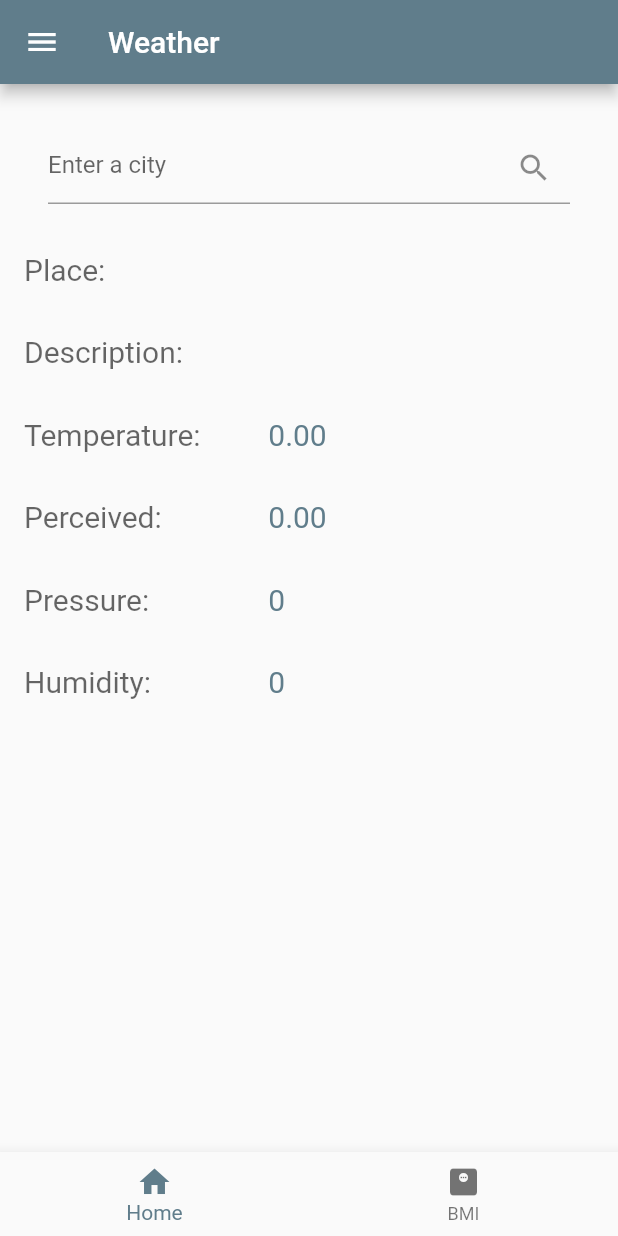
After one commit to guilhermejcgois/pluralsight_flutter2-getting-started, a Flutter app: the WeatherScreen screen opened directly, on a phone screen of 412 x 824 dp. The commit adds this screen. Run offline on Flutter 3.47's test engine with Material 2 defaults, Android fonts, the phone set to English and light mode, and no system bars.

Commit message:
feat: adds weather feature with external data from openweather

```diff
--- /dev/null
+++ b/lib/data/http_helper.dart
@@ -0,0 +1,21 @@
+import 'package:globo_fitness/data/weather.dart';
+import 'package:http/http.dart' as http;
+import 'dart:convert';
+
+class HttpHelper {
+  // https://api.openweathermap.org/data/2.5/weather?q=London&appid=904af2b8a02663467552bc392441584e
+  final String authority = 'api.openweathermap.org';
+  final String path = 'data/2.5/weather';
+  final String apiKey = '';
+
+  Future<Weather> getWeather(String location) async {
+    Map<String, dynamic> parameters = {'q': location, 'appId': apiKey};
+    Uri uri = Uri.https(authority, path, parameters);
+    http.Response result = await http.get(uri);
+
+    Map<String, dynamic> data = json.decode(result.body);
+    Weather weather = Weather.fromJson(data);
+
+    return weather;
+  }
+}
--- /dev/null
+++ b/lib/data/weather.dart
@@ -0,0 +1,21 @@
+class Weather {
+  String name = '';
+  String description = '';
+  double temperature = 0;
+  double perceived = 0;
+  int pressure = 0;
+  int humidity = 0;
+
+  Weather(this.name, this.description, this.temperature, this.perceived,
+      this.pressure, this.humidity);
+
+  Weather.fromJson(Map<String, dynamic> weatherMap) {
+    name = weatherMap['name'];
+    // Kelvin to Celsius
+    temperature = (weatherMap['main']['temp'] - 273.15) ?? 0;
+    perceived = (weatherMap['main']['feels_like'] - 273.15) ?? 0;
+    pressure = weatherMap['main']['pressure'] ?? 0;
+    humidity = weatherMap['main']['humidity'] ?? 0;
+    description = weatherMap['weather'][0]['main'] ?? '';
+  }
+}
--- /dev/null
+++ b/lib/screens/weather_screen.dart
@@ -0,0 +1,84 @@
+import 'package:flutter/material.dart';
+import 'package:globo_fitness/data/weather.dart';
+import 'package:globo_fitness/shared/menu_bottom.dart';
+import 'package:globo_fitness/shared/menu_drawer.dart';
+import '../data/http_helper.dart';
+
+class WeatherScreen extends StatefulWidget {
+  const WeatherScreen({super.key});
+
+  @override
+  State<WeatherScreen> createState() => _WeatherScreenState();
+}
+
+class _WeatherScreenState extends State<WeatherScreen> {
+  final TextEditingController txtPlace = TextEditingController();
+  Weather result = Weather('', '', 0, 0, 0, 0);
+
+  @override
+  Widget build(BuildContext context) {
+    return Scaffold(
+        appBar: AppBar(title: const Text('Weather')),
+        drawer: const MenuDrawer(),
+        bottomNavigationBar: const MenuBottom(),
+        body: Padding(
+          padding: const EdgeInsets.all(16),
+          child: ListView(
+            children: [
+              Padding(
+                padding: const EdgeInsets.all(16),
+                child: TextField(
+                  controller: txtPlace,
+                  decoration: InputDecoration(
+                    hintText: 'Enter a city',
+                    suffixIcon: IconButton(
+                      icon: const Icon(Icons.search),
+                      onPressed: getData,
+                    ),
+                  ),
+                ),
+              ),
+              weatherRow('Place: ', result.name),
+              weatherRow('Description: ', result.description),
+              weatherRow(
+                  'Temperature: ', result.temperature.toStringAsFixed(2)),
+              weatherRow('Perceived: ', result.perceived.toStringAsFixed(2)),
+              weatherRow('Pressure: ', result.pressure.toString()),
+              weatherRow('Humidity: ', result.humidity.toString()),
+            ],
+          ),
+        ));
+  }
+
+  Future getData() async {
+    HttpHelper helper = HttpHelper();
+    result = await helper.getWeather(txtPlace.text);
+    setState(() {});
+  }
+
+  Widget weatherRow(String label, String value) {
+    Widget row = Padding(
+      padding: const EdgeInsets.symmetric(vertical: 16),
+      child: Row(
+        children: [
+          Expanded(
+              flex: 3,
+              child: Text(
+                label,
+                style:
+                    TextStyle(fontSize: 20, color: Theme.of(context).hintColor),
+              )),
+          Expanded(
+              flex: 4,
+              child: Text(
+                value,
+                style: TextStyle(
+                    fontSize: 20, color: Theme.of(context).primaryColor),
+              ))
+        ],
+      ),
+    );
+
+    return row;
+  }
+}
--- a/lib/shared/menu_drawer.dart
+++ b/lib/shared/menu_drawer.dart
@@ -1,4 +1,5 @@
 import 'package:flutter/material.dart';
+import 'package:globo_fitness/screens/weather_screen.dart';
 import '../screens/bmi_screen.dart';
 import '../screens/intro_screen.dart';
 
@@ -42,8 +43,11 @@
               screen = const IntroScreen();
               break;
             case 'BMI Calculator':
-            screen = const BmiScreen();
-            break;
+              screen = const BmiScreen();
+              break;
+            case 'Weather':
+              screen = const WeatherScreen();
+              break;
           }
 
           Navigator.of(context).pop();
```
